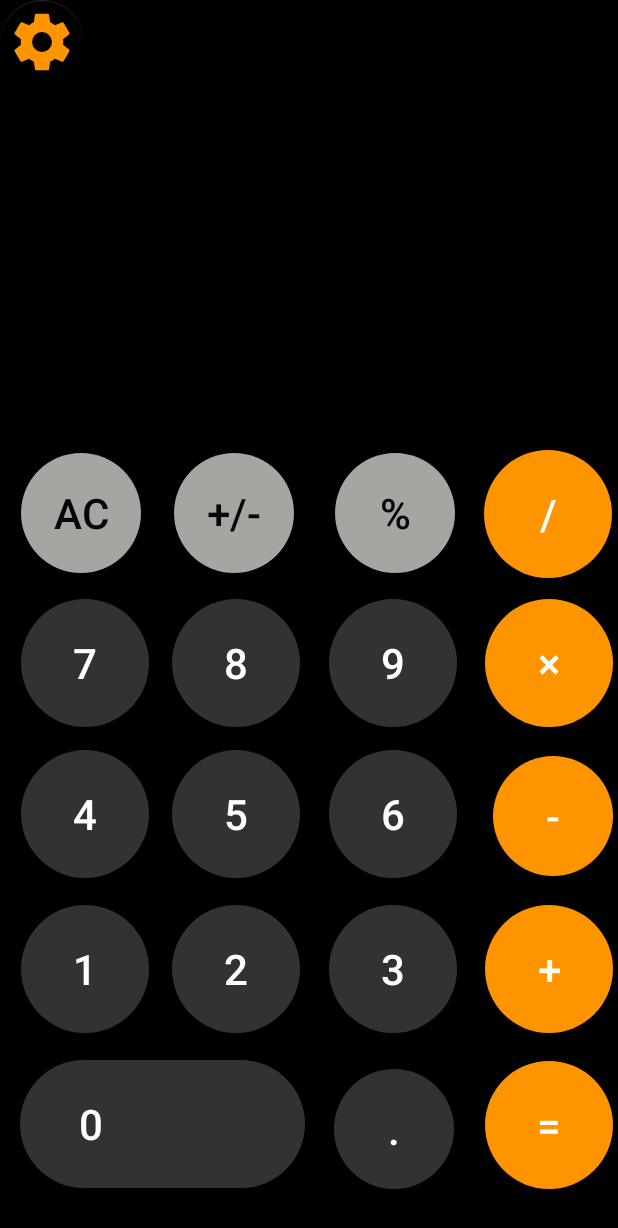
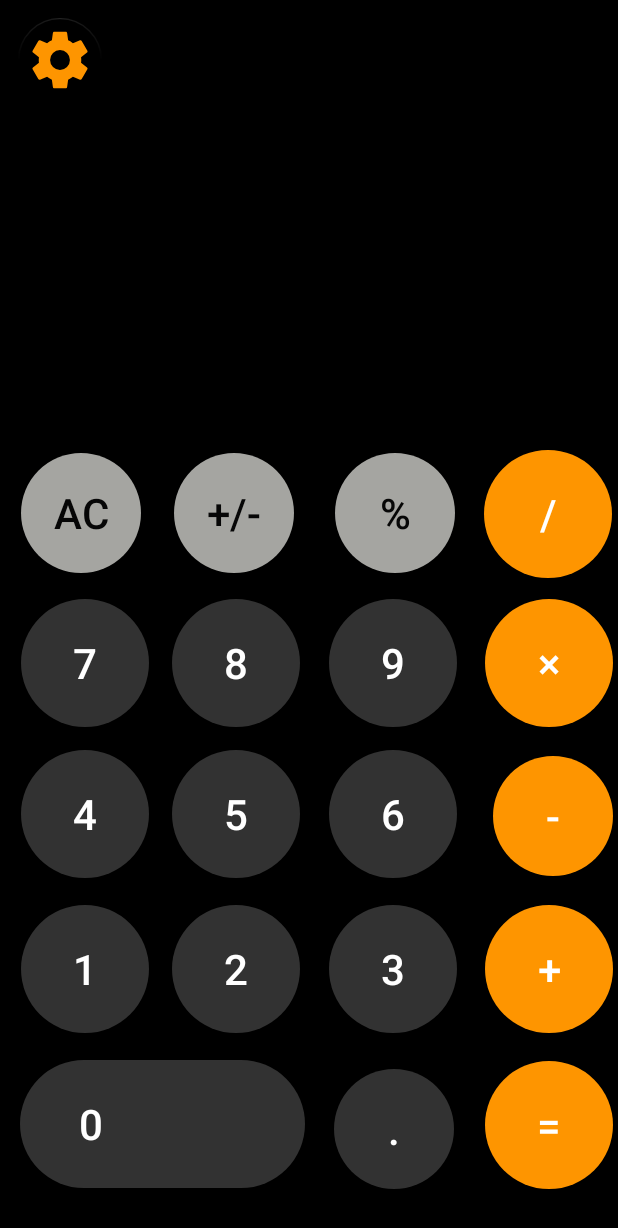
Before and after one commit to Apfelsaft147/iOS-Calc, an Android app: the screen it shows after launch (MainActivity), on a phone screen of 412 x 824 dp. Shown: the top 1228 px of the screen. Run offline under Robolectric (Android 15) with nearby library versions, the phone set to English and light mode, and no system bars.

Commit message:
Pushing files

```diff
--- a/app/src/main/java/com/u_showcasedev/ioscalc/MainActivity.java
+++ b/app/src/main/java/com/u_showcasedev/ioscalc/MainActivity.java
@@ -47,7 +47,7 @@ public class MainActivity extends AppCompatActivity {
     @Override
     protected void onCreate(Bundle savedInstanceState) {
         super.onCreate(savedInstanceState);
-        setTheme(androidx.appcompat.R.style.Theme_AppCompat_DayNight_NoActionBar);
+        setTheme(R.style.Theme_AppCompat_DayNight_NoActionBar1);
         setContentView(R.layout.activity_main);
         viewSetup();
 
--- a/app/src/main/res/layout/activity_main.xml
+++ b/app/src/main/res/layout/activity_main.xml
@@ -16,7 +16,9 @@
         app:backgroundTint="#00FFFFFF"
         app:layout_constraintStart_toStartOf="parent"
         app:layout_constraintTop_toTopOf="parent"
-        app:maxImageSize="45sp" />
+        app:maxImageSize="45sp"
+        android:layout_marginStart="12sp"
+        android:layout_marginTop="12sp"/>
 
     <Button
         android:id="@+id/button1"
```
